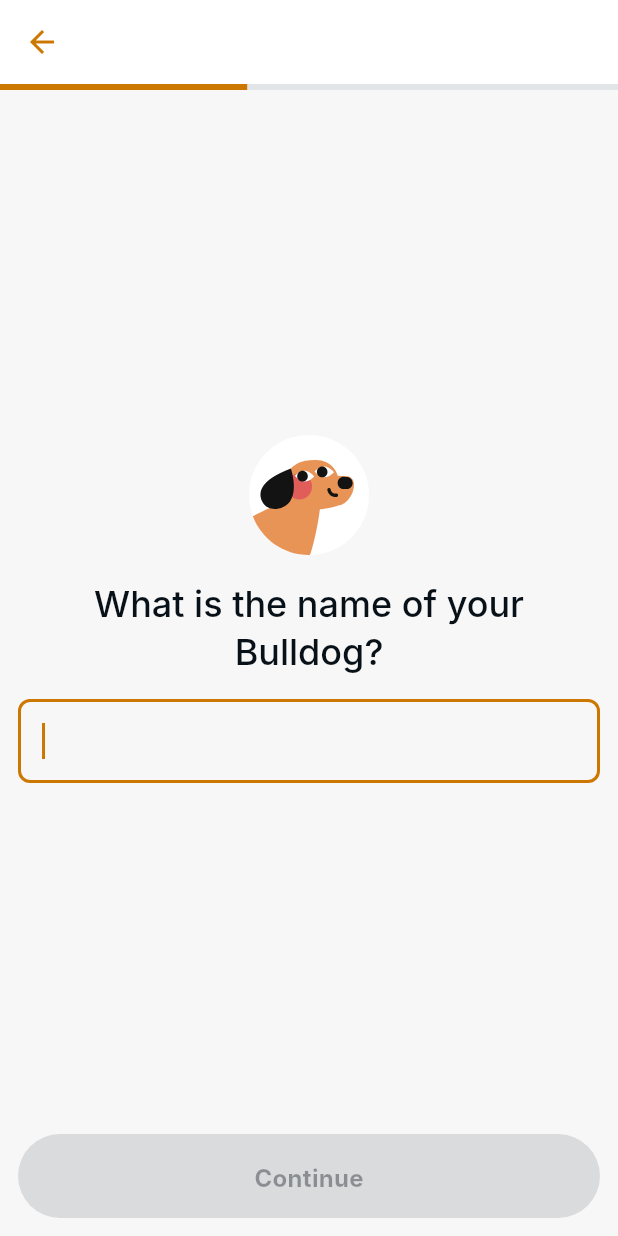
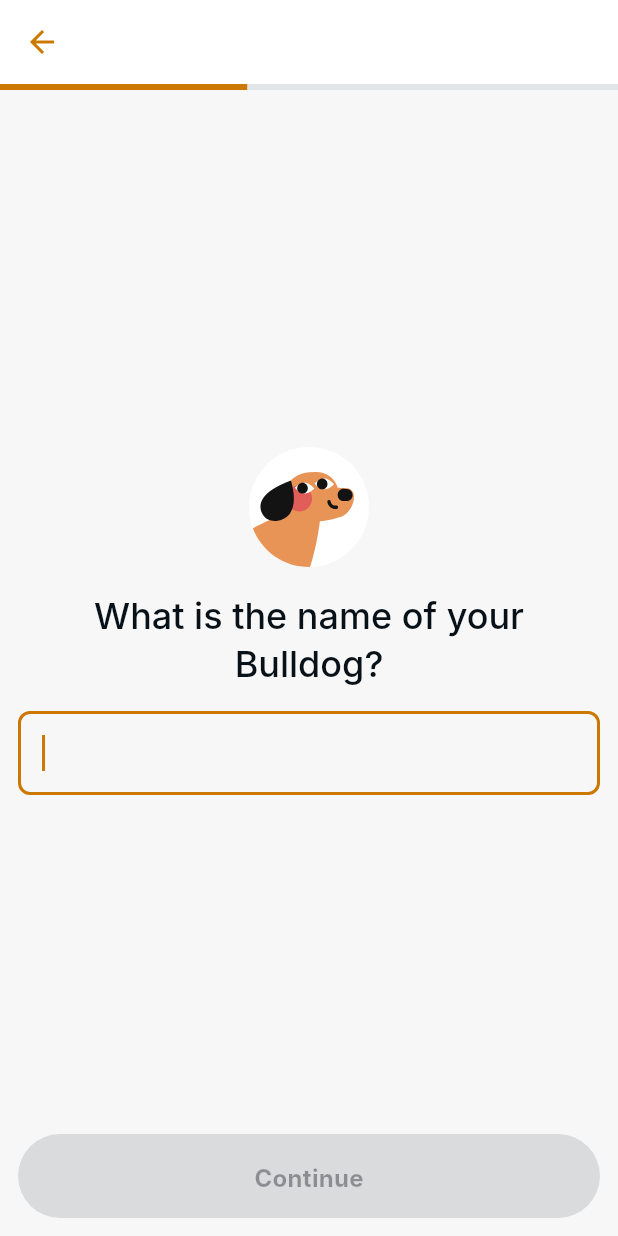
Before and after one commit to dccruzt/onboarding_form, a Flutter app: the OnboardingScreen screen opened by its route, after a tap on "Continue", on a phone screen of 412 x 824 dp. Run offline on Flutter 3.47's test engine with Material 3 defaults, Android fonts, the phone set to English and light mode, and no system bars; our stand-ins replace equatable, flutter_bloc, flutter_svg, geocoding, geolocator, get_it; Roboto replaces fonts that are missing (Inter).

Commit message:
feat: add FormBody widget + small improvements

```diff
--- /dev/null
+++ b/lib/common/design_system/images/asset_names.dart
@@ -0,0 +1,8 @@
+class AssetNames {
+  static const base = 'assets/images';
+
+  static String dogHead = '$base/dog_head.svg';
+  static String dogsVariety = '$base/dogs_variety.svg';
+  static String search = '$base/search.png';
+  static String thumbsUp = '$base/thumbs_up.png';
+}
--- a/lib/main.dart
+++ b/lib/main.dart
@@ -2,6 +2,7 @@ import 'package:flutter/material.dart';
 import 'package:flutter_svg/svg.dart';
 
 import 'common/design_system/components/regular_filled_button.dart';
+import 'common/design_system/images/asset_names.dart';
 import 'common/design_system/spacings.dart';
 import 'common/design_system/theme_data.dart';
 import 'common/navigation/app_routes.dart';
@@ -54,11 +55,7 @@ class _MyHomePageState extends State<MyHomePage> {
           child: Column(
             mainAxisAlignment: MainAxisAlignment.center,
             children: [
-              SvgPicture.asset(
-                'assets/images/dogs_variety.svg',
-                width: 200,
-                height: 200,
-              ),
+              SvgPicture.asset(AssetNames.dogsVariety, width: 200, height: 200),
               const SizedBox(height: x4),
               Text('Let\'s get started!', style: theme.textTheme.headlineSmall),
               const SizedBox(height: x2),
--- a/lib/ui/screens/customer_details/customer_details_screen.dart
+++ b/lib/ui/screens/customer_details/customer_details_screen.dart
@@ -1,9 +1,10 @@
 import 'package:flutter/material.dart';
 import 'package:flutter_bloc/flutter_bloc.dart';
 
-import '../../../common/design_system/extensions/widget_list_ext.dart';
+import '../../../common/design_system/images/asset_names.dart';
 import '../../../common/design_system/spacings.dart';
 import '../../controller/customer_details/customer_details_controller.dart';
+import '../../widgets/form_body.dart';
 import '../../widgets/form_content.dart';
 
 class CustomerDetailsScreen extends StatefulWidget {
@@ -25,57 +26,52 @@ class _CustomerDetailsScreenState extends State<CustomerDetailsScreen> {
   @override
   void dispose() {
     _addressController.dispose();
+    _nameController.dispose();
+
     _addressFocusNode.dispose();
+    _nameFocusNode.dispose();
 
     super.dispose();
   }
 
   @override
   Widget build(BuildContext context) {
-    final theme = Theme.of(context);
-
     return Scaffold(
       appBar: AppBar(),
       body: SafeArea(
         child: GestureDetector(
           behavior: HitTestBehavior.opaque,
           onTap: () => FocusManager.instance.primaryFocus?.unfocus(),
-          child: Padding(
-            padding: EdgeInsets.all(x3),
           child: CustomerDetailsCubitProvider(
             child: BlocListener<CustomerDetailsCubit, CustomerDetailsState>(
               listener: (context, state) {
                 _addressController.text = state.address ?? '';
               },
               child: FormContent(
-                  body: Column(
-                    mainAxisAlignment: MainAxisAlignment.center,
-                    children: [
-                      Image.asset(
-                        'assets/images/thumbs_up.png',
+                body: FormBody(
+                  header: Image.asset(
+                    AssetNames.thumbsUp,
                     width: x15,
                     height: x15,
                   ),
-                      Text(
+                  title:
                       'We are almost there! Please provide your name and address',
-                        style: theme.textTheme.headlineSmall,
-                        textAlign: TextAlign.center,
-                      ),
+                  body: [
                     TextField(
                       decoration: InputDecoration(labelText: 'Name'),
                       controller: _nameController,
                       focusNode: _nameFocusNode,
+                      autofocus: true,
                     ),
                     TextField(
                       decoration: InputDecoration(labelText: 'Address'),
                       controller: _addressController,
                       focusNode: _addressFocusNode,
-                        autofocus: true,
                     ),
-                    ].withX4Spacer(),
+                  ],
                 ),
+                submitType: SubmitType.submit,
                 onSubmitPressed: () {},
-                ),
               ),
             ),
           ),
--- a/lib/ui/screens/onboarding/steps/step_birthday_page.dart
+++ b/lib/ui/screens/onboarding/steps/step_birthday_page.dart
@@ -1,19 +1,12 @@
 import 'package:flutter/material.dart';
 
-import '../../../../common/design_system/extensions/widget_list_ext.dart';
+import '../../../widgets/form_body.dart';
 
 class StepBirthdayPage extends StatelessWidget {
   const StepBirthdayPage({super.key});
 
   @override
   Widget build(BuildContext context) {
-    final theme = Theme.of(context);
-
-    return Column(
-      mainAxisAlignment: MainAxisAlignment.center,
-      children: [
-        Text('Birthday Step', style: theme.textTheme.headlineSmall),
-      ].withX4Spacer(),
-    );
+    return FormBody(title: 'Birthday Step', body: []);
   }
 }
--- a/lib/ui/screens/onboarding/steps/step_breed_page.dart
+++ b/lib/ui/screens/onboarding/steps/step_breed_page.dart
@@ -1,19 +1,19 @@
 import 'package:flutter/material.dart';
 import 'package:flutter_bloc/flutter_bloc.dart';
-import 'package:onboarding_form/common/design_system/extensions/widget_list_ext.dart';
 
 import '../../../../common/design_system/components/regular_dropdown_button.dart';
+import '../../../../common/design_system/images/asset_names.dart';
 import '../../../../common/design_system/spacings.dart';
 import '../../../../domain/entities/breed.dart';
 import '../../../controller/onboarding/onboarding_controller.dart';
 import '../../../controller/onboarding/steps/step_breed_controller.dart';
+import '../../../widgets/form_body.dart';
 
 class StepBreedPage extends StatelessWidget {
   const StepBreedPage({super.key});
 
   @override
   Widget build(BuildContext context) {
-    final theme = Theme.of(context);
     final onboardingCubit = OnboardingCubitProvider.of(context);
     final onboardingState = onboardingCubit.state;
 
@@ -26,14 +26,10 @@ class StepBreedPage extends StatelessWidget {
           }
         },
         builder: (context, state) {
-          return Column(
-            mainAxisAlignment: MainAxisAlignment.center,
-            children: [
-              Image.asset('assets/images/search.png', width: x15, height: x15),
-              Text(
-                'What breed is your doggy?',
-                style: theme.textTheme.headlineSmall,
-              ),
+          return FormBody(
+            header: Image.asset(AssetNames.search, width: x15, height: x15),
+            title: 'What breed is your doggy?',
+            body: [
               if (state.breeds.isNotEmpty)
                 RegularDropdownButton<Breed>(
                   items: state.breeds,
@@ -42,7 +38,7 @@ class StepBreedPage extends StatelessWidget {
                   labelBuilder: (breed) => breed.name,
                   onTap: onboardingCubit.selectBreed,
                 ),
-            ].withX4Spacer(),
+            ],
           );
         },
       ),
--- a/lib/ui/screens/onboarding/steps/step_details_page.dart
+++ b/lib/ui/screens/onboarding/steps/step_details_page.dart
@@ -1,19 +1,12 @@
 import 'package:flutter/material.dart';
 
-import '../../../../common/design_system/extensions/widget_list_ext.dart';
+import '../../../widgets/form_body.dart';
 
 class StepDetailsPage extends StatelessWidget {
   const StepDetailsPage({super.key});
 
   @override
   Widget build(BuildContext context) {
-    final theme = Theme.of(context);
-
-    return Column(
-      mainAxisAlignment: MainAxisAlignment.center,
-      children: [
-        Text('Details Step', style: theme.textTheme.headlineSmall),
-      ].withX4Spacer(),
-    );
+    return FormBody(title: 'Details Step', body: []);
   }
 }
--- a/lib/ui/screens/onboarding/steps/step_name_page.dart
+++ b/lib/ui/screens/onboarding/steps/step_name_page.dart
@@ -1,10 +1,11 @@
 import 'package:flutter/material.dart';
 import 'package:flutter_svg/svg.dart';
 
-import '../../../../common/design_system/extensions/widget_list_ext.dart';
+import '../../../../common/design_system/images/asset_names.dart';
 import '../../../../common/design_system/spacings.dart';
 import '../../../../domain/entities/breed.dart';
 import '../../../controller/onboarding/onboarding_controller.dart';
+import '../../../widgets/form_body.dart';
 
 class StepNamePage extends StatefulWidget {
   const StepNamePage({super.key, required this.breed, this.name});
@@ -30,18 +31,12 @@ class _StepNamePageState extends State<StepNamePage> {
 
   @override
   Widget build(BuildContext context) {
-    final theme = Theme.of(context);
     final label = widget.breed?.name ?? 'pet';
 
-    return Column(
-      mainAxisAlignment: MainAxisAlignment.center,
-      children: [
-        SvgPicture.asset('assets/images/dog_head.svg', width: x20, height: x20),
-        Text(
-          'What is the name of your $label?',
-          style: theme.textTheme.headlineSmall,
-          textAlign: TextAlign.center,
-        ),
+    return FormBody(
+      header: SvgPicture.asset(AssetNames.dogHead, width: x20, height: x20),
+      title: 'What is the name of your $label?',
+      body: [
         TextField(
           focusNode: _focusNode,
           controller: _controller,
@@ -49,7 +44,7 @@ class _StepNamePageState extends State<StepNamePage> {
           textCapitalization: TextCapitalization.words,
           onChanged: OnboardingCubitProvider.of(context).setName,
         ),
-      ].withX4Spacer(),
+      ],
     );
   }
 }
--- a/lib/ui/screens/onboarding/steps/step_weight_page.dart
+++ b/lib/ui/screens/onboarding/steps/step_weight_page.dart
@@ -1,19 +1,12 @@
 import 'package:flutter/material.dart';
 
-import '../../../../common/design_system/extensions/widget_list_ext.dart';
+import '../../../widgets/form_body.dart';
 
 class StepWeightPage extends StatelessWidget {
   const StepWeightPage({super.key});
 
   @override
   Widget build(BuildContext context) {
-    final theme = Theme.of(context);
-
-    return Column(
-      mainAxisAlignment: MainAxisAlignment.center,
-      children: [
-        Text('Weight Step', style: theme.textTheme.headlineSmall),
-      ].withX4Spacer(),
-    );
+    return FormBody(title: 'Weight Step', body: []);
   }
 }
--- /dev/null
+++ b/lib/ui/widgets/form_body.dart
@@ -0,0 +1,34 @@
+import 'package:flutter/material.dart';
+
+import '../../common/design_system/extensions/widget_list_ext.dart';
+
+class FormBody extends StatelessWidget {
+  const FormBody({
+    super.key,
+    this.header,
+    required this.title,
+    required this.body,
+  });
+
+  final Widget? header;
+  final String title;
+  final List<Widget> body;
+
+  @override
+  Widget build(BuildContext context) {
+    final theme = Theme.of(context);
+
+    return Column(
+      mainAxisAlignment: MainAxisAlignment.center,
+      children: [
+        if (header != null) header!,
+        Text(
+          title,
+          style: theme.textTheme.headlineSmall,
+          textAlign: TextAlign.center,
+        ),
+        ...body,
+      ].withX4Spacer(),
+    );
+  }
+}
--- a/lib/ui/widgets/form_content.dart
+++ b/lib/ui/widgets/form_content.dart
@@ -1,7 +1,6 @@
 import 'package:flutter/material.dart';
 
 import '../../common/design_system/components/regular_filled_button.dart';
-import '../../common/design_system/extensions/widget_list_ext.dart';
 import '../../common/design_system/spacings.dart';
 
 class FormContent extends StatelessWidget {
@@ -9,11 +8,13 @@ class FormContent extends StatelessWidget {
     super.key,
     required this.body,
     this.submitEnabled = false,
+    this.submitType = SubmitType.next,
     required this.onSubmitPressed,
   });
 
   final Widget body;
   final bool submitEnabled;
+  final SubmitType submitType;
 
   final VoidCallback onSubmitPressed;
 
@@ -26,12 +27,21 @@ class FormContent extends StatelessWidget {
           Flexible(child: body),
           RegularFilledButton(
             onPressed: onSubmitPressed,
-            text: 'Continue',
+            text: submitType.isNext ? 'Continue' : 'Submit',
             expanded: true,
             enabled: submitEnabled,
           ),
-        ].withX4Spacer(),
+        ],
       ),
     );
   }
 }
+
+enum SubmitType {
+  next,
+  submit;
+
+  bool get isNext => this == SubmitType.next;
+
+  bool get isSubmit => this == SubmitType.submit;
+}
```
Lines whose indentation alone changed are shown as unchanged.
